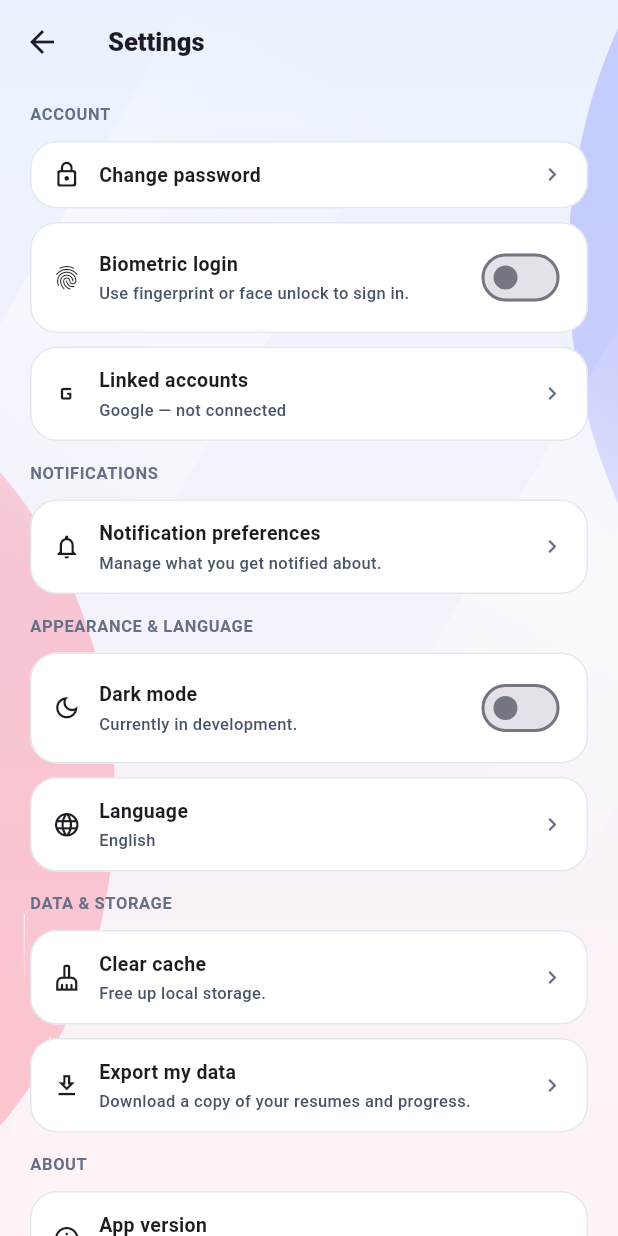
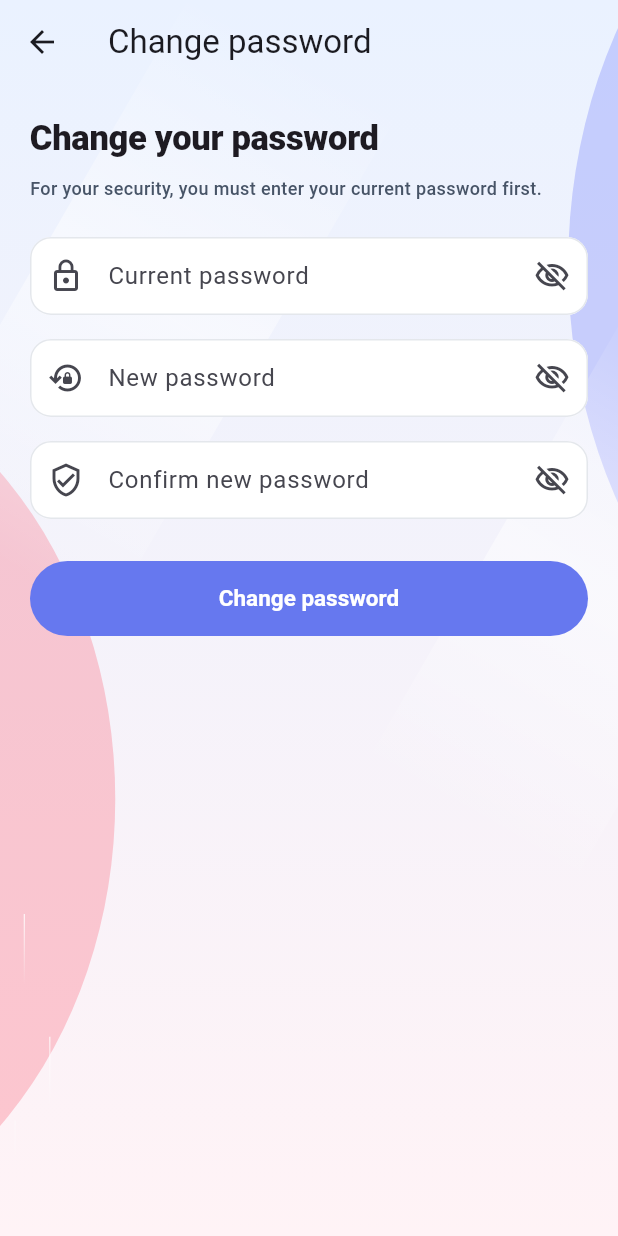
Before and after one commit to rjbicera/Capstone-Career-Ready-Application, a Flutter app: the SettingsScreen screen opened directly, after a tap on "Change password", on a phone screen of 412 x 824 dp. Run offline on Flutter 3.47's test engine with Material 3 defaults, Android fonts, the phone set to English and light mode, and no system bars; our stand-ins replace file_picker, firebase_auth, firebase_core, flutter_svg, google_sign_in; missing offline and left inert: firebase_app_check; accounts and stored records are empty; Roboto replaces fonts that are missing (Mona Sans); project files that could hold a hidden picture were left out.

Commit message:
email validation format fix, passwordscreen

```diff
--- /dev/null
+++ b/mobile/lib/screens/change_password_screen.dart
@@ -0,0 +1,213 @@
+import 'package:firebase_auth/firebase_auth.dart';
+import 'package:flutter/material.dart';
+import '../theme/app_theme.dart';
+
+class ChangePasswordScreen extends StatefulWidget {
+  const ChangePasswordScreen({super.key});
+
+  @override
+  State<ChangePasswordScreen> createState() => _ChangePasswordScreenState();
+}
+
+class _ChangePasswordScreenState extends State<ChangePasswordScreen> {
+  final _formKey = GlobalKey<FormState>();
+
+  final _currentPasswordController = TextEditingController();
+  final _newPasswordController = TextEditingController();
+  final _confirmPasswordController = TextEditingController();
+
+  bool _obscureCurrent = true;
+  bool _obscureNew = true;
+  bool _obscureConfirm = true;
+  bool _saving = false;
+
+  @override
+  void dispose() {
+    _currentPasswordController.dispose();
+    _newPasswordController.dispose();
+    _confirmPasswordController.dispose();
+    super.dispose();
+  }
+
+  Future<void> _changePassword() async {
+    if (!_formKey.currentState!.validate()) return;
+
+    final user = FirebaseAuth.instance.currentUser;
+
+    if (user == null || user.email == null) {
+      _showError('You are not signed in.');
+      return;
+    }
+
+    setState(() => _saving = true);
+
+    try {
+      // Re-authentication is required for this sensitive operation.
+      final credential = EmailAuthProvider.credential(
+        email: user.email!,
+        password: _currentPasswordController.text,
+      );
+
+      await user.reauthenticateWithCredential(credential);
+
+      await user.updatePassword(_newPasswordController.text);
+
+      if (!mounted) return;
+
+      ScaffoldMessenger.of(context).showSnackBar(
+        const SnackBar(content: Text('Password changed successfully.')),
+      );
+
+      Navigator.of(context).pop();
+    } on FirebaseAuthException catch (e) {
+      String message;
+
+      switch (e.code) {
+        case 'wrong-password':
+        case 'invalid-credential':
+          message = 'Your current password is incorrect.';
+          break;
+        case 'weak-password':
+        case 'password-does-not-meet-requirements':
+          message = 'Your new password is too weak.';
+          break;
+        case 'requires-recent-login':
+          message = 'Please sign in again before changing your password.';
+          break;
+        default:
+          message = e.message ?? 'Unable to change your password.';
+      }
+
+      _showError(message);
+    } catch (_) {
+      _showError('Unable to change your password. Please try again.');
+    } finally {
+      if (mounted) {
+        setState(() => _saving = false);
+      }
+    }
+  }
+
+  void _showError(String message) {
+    if (!mounted) return;
+
+    ScaffoldMessenger.of(context).showSnackBar(
+      SnackBar(content: Text(message), backgroundColor: AppColors.danger),
+    );
+  }
+
+  InputDecoration _decoration(
+    String label,
+    IconData icon,
+    bool obscure,
+    VoidCallback toggle,
+  ) {
+    return InputDecoration(
+      labelText: label,
+      prefixIcon: Icon(icon),
+      suffixIcon: IconButton(
+        icon: Icon(
+          obscure ? Icons.visibility_off_outlined : Icons.visibility_outlined,
+        ),
+        onPressed: toggle,
+      ),
+      border: OutlineInputBorder(borderRadius: BorderRadius.circular(12)),
+    );
+  }
+
+  @override
+  Widget build(BuildContext context) {
+    return Scaffold(
+      backgroundColor: AppColors.background,
+      appBar: AppBar(title: const Text('Change password')),
+      body: SafeArea(
+        child: Form(
+          key: _formKey,
+          child: ListView(
+            padding: const EdgeInsets.all(20),
+            children: [
+              const Text('Change your password', style: AppTextStyles.headline),
+              const SizedBox(height: 8),
+              const Text(
+                'For your security, you must enter your current password first.',
+                style: AppTextStyles.caption,
+              ),
+              const SizedBox(height: 24),
+
+              TextFormField(
+                controller: _currentPasswordController,
+                obscureText: _obscureCurrent,
+                decoration: _decoration(
+                  'Current password',
+                  Icons.lock_outline,
+                  _obscureCurrent,
+                  () => setState(() => _obscureCurrent = !_obscureCurrent),
+                ),
+                validator: (value) {
+                  if (value == null || value.isEmpty) {
+                    return 'Enter your current password.';
+                  }
+                  return null;
+                },
+              ),
+
+              const SizedBox(height: 16),
+
+              TextFormField(
+                controller: _newPasswordController,
+                obscureText: _obscureNew,
+                decoration: _decoration(
+                  'New password',
+                  Icons.lock_reset_outlined,
+                  _obscureNew,
+                  () => setState(() => _obscureNew = !_obscureNew),
+                ),
+                validator: (value) {
+                  if (value == null || value.length < 8) {
+                    return 'Password must be at least 8 characters.';
+                  }
+                  return null;
+                },
+              ),
+
+              const SizedBox(height: 16),
+
+              TextFormField(
+                controller: _confirmPasswordController,
+                obscureText: _obscureConfirm,
+                decoration: _decoration(
+                  'Confirm new password',
+                  Icons.verified_user_outlined,
+                  _obscureConfirm,
+                  () => setState(() => _obscureConfirm = !_obscureConfirm),
+                ),
+                validator: (value) {
+                  if (value != _newPasswordController.text) {
+                    return 'Passwords do not match.';
+                  }
+                  return null;
+                },
+              ),
+
+              const SizedBox(height: 28),
+
+              SizedBox(
+                height: 50,
+                child: ElevatedButton(
+                  onPressed: _saving ? null : _changePassword,
+                  child: _saving
+                      ? const SizedBox(
+                          width: 22,
+                          height: 22,
+                          child: CircularProgressIndicator(strokeWidth: 2),
+                        )
+                      : const Text('Change password'),
+                ),
+              ),
+            ],
+          ),
+        ),
+      ),
+    );
+  }
+}
--- a/mobile/lib/screens/forgot_password_screen.dart
+++ b/mobile/lib/screens/forgot_password_screen.dart
@@ -16,7 +16,7 @@ class _ForgotPasswordScreenState extends State<ForgotPasswordScreen> {
   bool _isSent = false;
   String? _errorText;
 
-  static final _emailRegex = RegExp(r'^[\w\.\-]+@[\w\-]+\.[a-zA-Z]{2,}$');
+  static final _emailRegex = RegExp(r'^[^\s@]+@[^\s@]+\.[^\s@]+$');
 
   @override
   void dispose() {
@@ -111,7 +111,7 @@ class _ForgotPasswordScreenState extends State<ForgotPasswordScreen> {
                         controller: _emailController,
                         keyboardType: TextInputType.emailAddress,
                         decoration: const InputDecoration(
-                          hintText: 'jenard@gmail.com',
+                          hintText: 'your email address',
                         ),
                         validator: _validateEmail,
                       ),
--- a/mobile/lib/screens/settings_screen.dart
+++ b/mobile/lib/screens/settings_screen.dart
@@ -1,6 +1,7 @@
 import 'package:flutter/material.dart';
 import '../theme/app_theme.dart';
 import 'notifications_screen.dart';
+import 'change_password_screen.dart';
 
 class _LanguageOption {
   const _LanguageOption(this.code, this.label);
@@ -211,7 +212,11 @@ class _SettingsScreenState extends State<SettingsScreen> {
               icon: Icons.lock_outline_rounded,
               title: 'Change password',
               onTap: () {
-                // TODO: navigate to change-password flow.
+                Navigator.of(context).push(
+                  MaterialPageRoute(
+                    builder: (_) => const ChangePasswordScreen(),
+                  ),
+                );
               },
             ),
             _tile(
--- a/mobile/lib/screens/signup_screen.dart
+++ b/mobile/lib/screens/signup_screen.dart
@@ -35,7 +35,7 @@ class _SignUpScreenState extends State<SignUpScreen> {
 
   String? _submitError;
 
-  static final _emailRegex = RegExp(r'^[\w\.\-]+@[\w\-]+\.[a-zA-Z]{2,}$');
+  static final _emailRegex = RegExp(r'^[^\s@]+@[^\s@]+\.[^\s@]+$');
 
   @override
   void dispose() {
```
